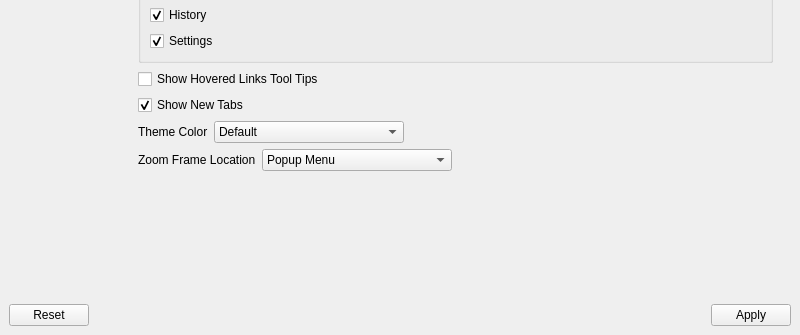
First picture: the form in UI/dooble_settings.ui, repository textbrowser/dooble, before the edit; both pictures show x 0 to 800 and y 265 to 600 of the 800 by 600 pixel window.
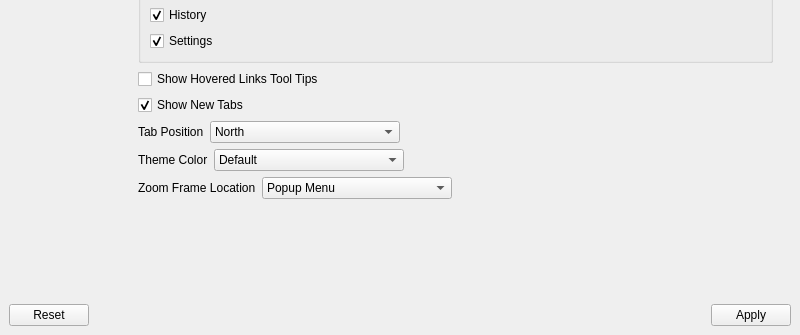
Second picture: the form after the edit. The open tabs and pages were chosen to show the change. Icons and pictures are not drawn.

Commit message: Tab position.

Patch:
```diff
--- a/UI/dooble_settings.ui
+++ b/UI/dooble_settings.ui
@@ -355,8 +355,8 @@
               <rect>
                <x>0</x>
                <y>0</y>
-               <width>642</width>
-               <height>546</height>
+               <width>637</width>
+               <height>561</height>
               </rect>
              </property>
              <layout class="QVBoxLayout" name="verticalLayout_19">
@@ -620,6 +620,56 @@
                 </property>
                </widget>
               </item>
+              <item>
+               <layout class="QHBoxLayout" name="horizontalLayout_19">
+                <item>
+                 <widget class="QLabel" name="label_38">
+                  <property name="text">
+                   <string>Tab Position</string>
+                  </property>
+                  <property name="buddy">
+                   <cstring>theme_color</cstring>
+                  </property>
+                 </widget>
+                </item>
+                <item>
+                 <widget class="QComboBox" name="tab_position">
+                  <property name="currentIndex">
+                   <number>0</number>
+                  </property>
+                  <property name="sizeAdjustPolicy">
+                   <enum>QComboBox::AdjustToContents</enum>
+                  </property>
+                  <property name="minimumContentsLength">
+                   <number>20</number>
+                  </property>
+                  <item>
+                   <property name="text">
+                    <string>North</string>
+                   </property>
+                  </item>
+                  <item>
+                   <property name="text">
+                    <string>South</string>
+                   </property>
+                  </item>
+                 </widget>
+                </item>
+                <item>
+                 <spacer name="horizontalSpacer_20">
+                  <property name="orientation">
+                   <enum>Qt::Horizontal</enum>
+                  </property>
+                  <property name="sizeHint" stdset="0">
+                   <size>
+                    <width>40</width>
+                    <height>20</height>
+                   </size>
+                  </property>
+                 </spacer>
+                </item>
+               </layout>
+              </item>
               <item>
                <layout class="QHBoxLayout" name="horizontalLayout_4">
                 <item>
```
Left out of the diff: 11 changed lines with no effect on the pictures. The commit also changes 3 other files.
